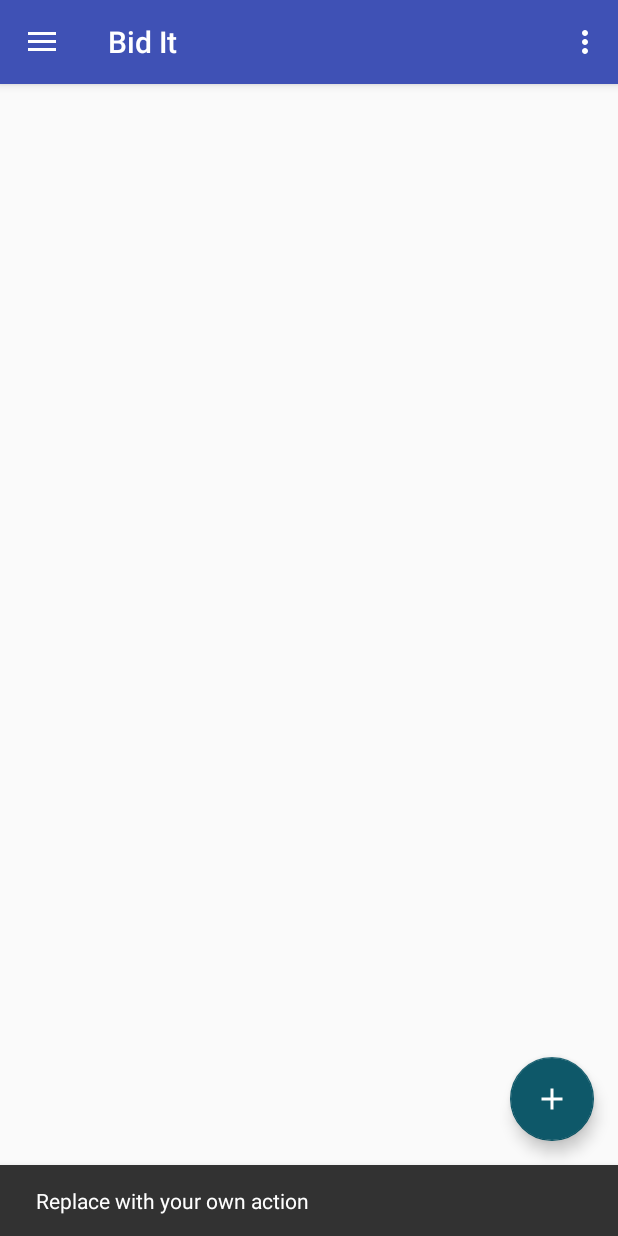
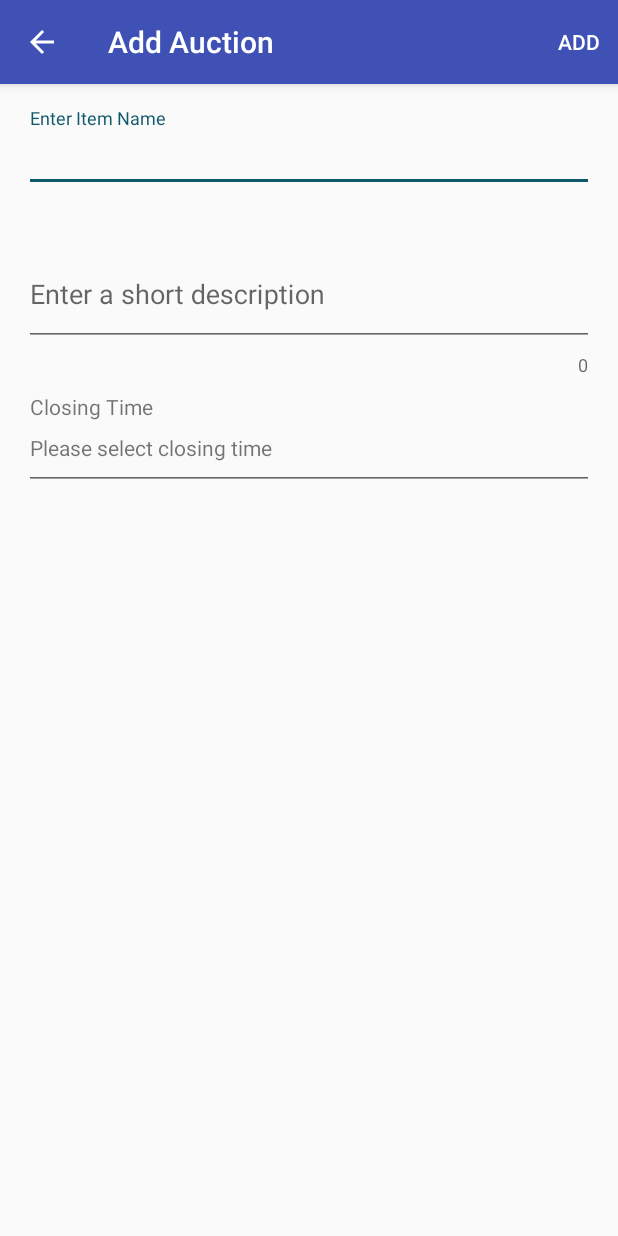
Before and after one commit to syedtalha/standalone-android-auction-app, an Android app: the MainActivity screen opened directly, with no data from a screen before it, after a tap on an icon or button, on a phone screen of 412 x 824 dp. Run offline under Robolectric (Android 15) with nearby library versions, the phone set to English and light mode, and no system bars; libraries missing offline, so code that uses them is left out: com.kunzisoft.switchdatetime; 1 statement that could not run was skipped.

```diff
--- a/BidIt/app/build.gradle
+++ b/BidIt/app/build.gradle
@@ -29,6 +29,7 @@ dependencies {
 
     compile 'com.android.support:appcompat-v7:24.2.1'
     compile 'joda-time:joda-time:2.9.4'
+    compile 'com.github.Kunzisoft:Android-SwitchDateTimePicker:v1.0-rc.2'
     compile 'com.android.support:design:24.2.1'
     testCompile 'junit:junit:4.12'
 }
--- /dev/null
+++ b/BidIt/app/src/main/java/com/talhasyed/bidit/controller/AddItemActivity.java
@@ -0,0 +1,166 @@
+package com.talhasyed.bidit.controller;
+
+import android.os.Bundle;
+import android.support.design.widget.TextInputLayout;
+import android.support.v7.app.AppCompatActivity;
+import android.text.TextUtils;
+import android.view.Menu;
+import android.view.MenuItem;
+import android.view.View;
+import android.widget.EditText;
+import android.widget.TextView;
+import android.widget.Toast;
+
+import com.kunzisoft.switchdatetime.SwitchDateTimeDialogFragment;
+import com.talhasyed.bidit.R;
+import com.talhasyed.bidit.model.ListingModel;
+import com.talhasyed.bidit.storage.ListingCRUD;
+import com.talhasyed.bidit.textwatcher.SelfClearingEditTextWatcher;
+
+import org.joda.time.DateTime;
+import org.joda.time.DateTimeZone;
+import org.joda.time.format.DateTimeFormat;
+
+import java.util.Date;
+import java.util.Locale;
+
+public class AddItemActivity extends AppCompatActivity {
+    private DateTime closingTimeSet;
+    private TextView tvClosingTime;
+    private EditText etName, etDesc;
+    private TextInputLayout tilName, tilDesc;
+    private ListingCRUD listingCRUD;
+
+    @Override
+    protected void onCreate(Bundle savedInstanceState) {
+        super.onCreate(savedInstanceState);
+        setContentView(R.layout.activity_add_item);
+        tvClosingTime = (TextView) findViewById(R.id.textViewAddItemClosingTime);
+        etDesc = (EditText) findViewById(R.id.editTextAddItemDescription);
+        etName = (EditText) findViewById(R.id.editTextAddItemName);
+        tilDesc = (TextInputLayout) findViewById(R.id.textInputLayoutAddItemDescription);
+        tilName = (TextInputLayout) findViewById(R.id.textInputLayoutAddItemName);
+
+        etName.addTextChangedListener(new SelfClearingEditTextWatcher(tilName));
+        etDesc.addTextChangedListener(new SelfClearingEditTextWatcher(tilDesc));
+
+        listingCRUD = new ListingCRUD(getContentResolver());
+    }
+
+    public void launchTimePicker(View view) {
+        // Initialize
+        SwitchDateTimeDialogFragment dateTimeDialogFragment = SwitchDateTimeDialogFragment.newInstance(
+                getString(R.string.label_datetime_dialog),
+                getString(R.string.positive_button_datetime_picker),
+                getString(R.string.negative_button_datetime_picker)
+        );
+        if (closingTimeSet != null) {
+            dateTimeDialogFragment.setDay(closingTimeSet.getDayOfMonth());
+            dateTimeDialogFragment.setHour(closingTimeSet.hourOfDay().get());
+            dateTimeDialogFragment.setMinute(closingTimeSet.minuteOfHour().get());
+            dateTimeDialogFragment.setMonth(closingTimeSet.monthOfYear().get()-1);
+            dateTimeDialogFragment.setYear(closingTimeSet.getYear());
+        }
+        // Set listener
+        dateTimeDialogFragment.setOnButtonClickListener(new SwitchDateTimeDialogFragment.OnButtonClickListener() {
+            @Override
+            public void onPositiveButtonClick(Date date) {
+
+                closingTimeSet = new DateTime(date);
+                if (closingTimeSet.isBeforeNow()) {
+                    Toast.makeText(AddItemActivity.this, "Please select a closing time in the future", Toast.LENGTH_SHORT).show();
+                    closingTimeSet = null;
+                    tvClosingTime.setText("");
+                } else {
+                    tvClosingTime.setText(DateTimeFormat.longDateTime().withLocale(Locale.getDefault()).withZone(DateTimeZone.getDefault()).print(closingTimeSet));
+                }
+                // Date is get on positive button click
+                // Do something
+            }
+
+            @Override
+            public void onNegativeButtonClick(Date date) {
+                tvClosingTime.setText("");
+                closingTimeSet = null;
+                // Date is get on negative button click
+            }
+        });
+        // Show
+        dateTimeDialogFragment.show(getSupportFragmentManager(), "dialog_time");
+    }
+
+    @Override
+    public boolean onCreateOptionsMenu(Menu menu) {
+        getMenuInflater().inflate(R.menu.add_item, menu);
+        return true;
+    }
+
+    @Override
+    public boolean onOptionsItemSelected(MenuItem item) {
+        int id = item.getItemId();
+
+        //noinspection SimplifiableIfStatement
+        if (id == R.id.action_add) {
+            if (saveEntry()) {
+                finish();
+                return true;
+            } else {
+                return false;
+            }
+        }
+
+        return super.onOptionsItemSelected(item);
+    }
+
+    private boolean saveEntry() {
+        ListingModel listing = collectAndValidate();
+        if (listing == null) {
+            return false;
+        } else {
+            if (listingCRUD.insert(listing) == null) {
+                Toast.makeText(this, "Error Inserting into DB", Toast.LENGTH_SHORT).show();
+                return false;
+            } else {
+                return true;
+            }
+
+        }
+    }
+
+    private ListingModel collectAndValidate() {
+        ListingModel model = new ListingModel();
+        if (TextUtils.isEmpty(etName.getText())) {
+            tilName.setErrorEnabled(true);
+            tilName.setError(getString(R.string.error_field_required));
+            etName.requestFocus();
+            return null;
+        } else {
+            model.setName(etName.getText().toString().trim());
+        }
+
+
+        if (TextUtils.isEmpty(etDesc.getText())) {
+            tilDesc.setErrorEnabled(true);
+            tilDesc.setError(getString(R.string.error_field_required));
+            etDesc.requestFocus();
+            return null;
+        } else {
+            model.setName(etDesc.getText().toString().trim());
+        }
+        if (closingTimeSet == null) {
+            Toast.makeText(this, "Please select a closing time", Toast.LENGTH_SHORT).show();
+            return null;
+        } else {
+            if (closingTimeSet.isBeforeNow()) {
+                Toast.makeText(AddItemActivity.this, "Please select a closing time in the future", Toast.LENGTH_SHORT).show();
+                tvClosingTime.setText("");
+                return null;
+            } else {
+                model.setClosingDate(closingTimeSet);
+            }
+        }
+        model.setStartDate(new DateTime());
+        return model;
+    }
+
+}
--- a/BidIt/app/src/main/java/com/talhasyed/bidit/controller/MainActivity.java
+++ b/BidIt/app/src/main/java/com/talhasyed/bidit/controller/MainActivity.java
@@ -4,7 +4,6 @@ import android.content.Intent;
 import android.os.Bundle;
 import android.support.design.widget.FloatingActionButton;
 import android.support.design.widget.NavigationView;
-import android.support.design.widget.Snackbar;
 import android.support.v4.app.LoaderManager;
 import android.support.v4.content.Loader;
 import android.support.v4.view.GravityCompat;
@@ -35,6 +34,32 @@ public class MainActivity extends AppCompatActivity
     @Override
     protected void onCreate(Bundle savedInstanceState) {
         super.onCreate(savedInstanceState);
+        setContentView(R.layout.activity_main);
+        Toolbar toolbar = (Toolbar) findViewById(R.id.toolbar);
+        setSupportActionBar(toolbar);
+        FloatingActionButton fab = (FloatingActionButton) findViewById(R.id.fab);
+        fab.setOnClickListener(new View.OnClickListener() {
+            @Override
+            public void onClick(View view) {
+//                Snackbar.make(view, "Replace with your own action", Snackbar.LENGTH_LONG)
+//                        .setAction("Action", null).show();
+                startActivity(new Intent(getBaseContext(), AddItemActivity.class));
+            }
+        });
+
+        DrawerLayout drawer = (DrawerLayout) findViewById(R.id.drawer_layout);
+        ActionBarDrawerToggle toggle = new ActionBarDrawerToggle(
+                this, drawer, toolbar, R.string.navigation_drawer_open, R.string.navigation_drawer_close);
+        drawer.setDrawerListener(toggle);
+        toggle.syncState();
+
+        NavigationView navigationView = (NavigationView) findViewById(R.id.nav_view);
+        navigationView.setNavigationItemSelectedListener(this);
+        tvName = (TextView) navigationView.getHeaderView(0).findViewById(R.id.textViewMainNavHeaderName);
+        tvUserName = (TextView) navigationView.getHeaderView(0).findViewById(R.id.textViewMainNavHeaderUsername);
+
+
+
 
         userCRUD = new UserCRUD(getContentResolver());
         loggedInUserId = Authentication.getLoggedInUserId(getBaseContext());
@@ -50,29 +75,6 @@ public class MainActivity extends AppCompatActivity
             }
         }
 
-        setContentView(R.layout.activity_main);
-        Toolbar toolbar = (Toolbar) findViewById(R.id.toolbar);
-        setSupportActionBar(toolbar);
-
-        FloatingActionButton fab = (FloatingActionButton) findViewById(R.id.fab);
-        fab.setOnClickListener(new View.OnClickListener() {
-            @Override
-            public void onClick(View view) {
-                Snackbar.make(view, "Replace with your own action", Snackbar.LENGTH_LONG)
-                        .setAction("Action", null).show();
-            }
-        });
-
-        DrawerLayout drawer = (DrawerLayout) findViewById(R.id.drawer_layout);
-        ActionBarDrawerToggle toggle = new ActionBarDrawerToggle(
-                this, drawer, toolbar, R.string.navigation_drawer_open, R.string.navigation_drawer_close);
-        drawer.setDrawerListener(toggle);
-        toggle.syncState();
-
-        NavigationView navigationView = (NavigationView) findViewById(R.id.nav_view);
-        navigationView.setNavigationItemSelectedListener(this);
-        tvName = (TextView) navigationView.getHeaderView(0).findViewById(R.id.textViewMainNavHeaderName);
-        tvUserName = (TextView) navigationView.getHeaderView(0).findViewById(R.id.textViewMainNavHeaderUsername);
 
 
         if (loggedInUser != null) {
@@ -107,9 +109,9 @@ public class MainActivity extends AppCompatActivity
         int id = item.getItemId();
 
         //noinspection SimplifiableIfStatement
-        if (id == R.id.action_settings) {
-            return true;
-        }
+//        if (id == R.id.action_settings) {
+//            return true;
+//        }
 
         return super.onOptionsItemSelected(item);
     }
--- /dev/null
+++ b/BidIt/app/src/main/res/layout/activity_add_item.xml
@@ -0,0 +1,88 @@
+<?xml version="1.0" encoding="utf-8"?>
+<RelativeLayout xmlns:android="http://schemas.android.com/apk/res/android"
+    xmlns:app="http://schemas.android.com/apk/res-auto"
+    xmlns:tools="http://schemas.android.com/tools"
+    android:id="@+id/activity_add_item"
+    android:layout_width="match_parent"
+    android:layout_height="match_parent"
+    android:paddingBottom="@dimen/activity_vertical_margin"
+    android:paddingLeft="@dimen/activity_horizontal_margin"
+    android:paddingRight="@dimen/activity_horizontal_margin"
+    android:paddingTop="@dimen/activity_vertical_margin"
+    tools:context="com.talhasyed.bidit.controller.AddItemActivity">
+
+
+    <ScrollView
+        android:layout_width="match_parent"
+        android:layout_height="match_parent">
+
+        <LinearLayout
+            android:layout_width="match_parent"
+            android:layout_height="wrap_content"
+            android:orientation="vertical">
+
+            <android.support.design.widget.TextInputLayout
+                android:id="@+id/textInputLayoutAddItemName"
+                android:layout_width="match_parent"
+                android:layout_height="wrap_content"
+                android:layout_marginBottom="25dp">
+
+                <EditText
+                    android:id="@+id/editTextAddItemName"
+                    android:layout_width="match_parent"
+                    android:layout_height="wrap_content"
+                    android:hint="Enter Item Name"
+                    android:inputType="textPersonName"
+                    android:maxLength="20"
+                    android:maxLines="1" />
+
+            </android.support.design.widget.TextInputLayout>
+
+
+            <android.support.design.widget.TextInputLayout
+                android:id="@+id/textInputLayoutAddItemDescription"
+                android:layout_width="match_parent"
+                android:layout_height="wrap_content"
+                app:counterEnabled="true">
+
+                <EditText
+                    android:id="@+id/editTextAddItemDescription"
+                    android:layout_width="match_parent"
+                    android:layout_height="wrap_content"
+                    android:hint="Enter a short description"
+                    android:inputType="textMultiLine"
+                    android:lines="2"
+                    android:maxLength="200" />
+
+            </android.support.design.widget.TextInputLayout>
+
+
+            <LinearLayout
+                style="@android:style/Widget.EditText"
+                android:paddingLeft="4dp"
+                android:onClick="launchTimePicker"
+                android:orientation="vertical"
+                android:layout_width="match_parent"
+                android:layout_height="wrap_content">
+                <TextView
+                    android:labelFor="@+id/textViewAddItemClosingTime"
+                    android:text="Closing Time"
+                    android:layout_width="wrap_content"
+                    android:layout_height="wrap_content" />
+
+                <TextView
+                    android:paddingTop="8dp"
+                    android:paddingBottom="8dp"
+
+                    android:text="Please select closing time"
+                    android:id="@+id/textViewAddItemClosingTime"
+                    tools:text="9:50 PM Today"
+                    android:layout_width="wrap_content"
+                    android:layout_height="wrap_content" />
+            </LinearLayout>
+
+
+        </LinearLayout>
+    </ScrollView>
+
+</RelativeLayout>
--- /dev/null
+++ b/BidIt/app/src/main/res/menu/add_item.xml
@@ -0,0 +1,8 @@
+<?xml version="1.0" encoding="utf-8"?>
+<menu xmlns:android="http://schemas.android.com/apk/res/android"
+    xmlns:app="http://schemas.android.com/apk/res-auto">
+    <item
+    android:id="@+id/action_add"
+    android:title="ADD"
+    app:showAsAction="always" />
+</menu>
--- a/BidIt/app/src/main/res/menu/main.xml
+++ b/BidIt/app/src/main/res/menu/main.xml
@@ -1,9 +1,8 @@
 <?xml version="1.0" encoding="utf-8"?>
-<menu xmlns:android="http://schemas.android.com/apk/res/android"
-    xmlns:app="http://schemas.android.com/apk/res-auto">
-    <item
-        android:id="@+id/action_settings"
-        android:orderInCategory="100"
-        android:title="@string/action_settings"
-        app:showAsAction="never" />
+<menu>
+    <!--<item-->
+    <!--android:id="@+id/action_settings"-->
+    <!--android:orderInCategory="100"-->
+    <!--android:title="@string/action_settings"-->
+    <!--app:showAsAction="never" />-->
 </menu>
--- a/BidIt/app/src/main/res/values/strings.xml
+++ b/BidIt/app/src/main/res/values/strings.xml
@@ -1,5 +1,5 @@
 <resources>
-    <string name="app_name">BidIt</string>
+    <string name="app_name">Bid It</string>
     <string name="title_activity_login">Sign in</string>
 
     <!-- Strings related to login -->
@@ -13,6 +13,7 @@
     <string name="error_incorrect_password">This password is incorrect</string>
     <string name="error_field_required">This field is required</string>
     <string name="title_activity_main">Bid It</string>
+    <string name="title_activity_add_item">Add Auction</string>
 
     <string name="navigation_drawer_open">Open navigation drawer</string>
     <string name="navigation_drawer_close">Close navigation drawer</string>
--- a/BidIt/build.gradle
+++ b/BidIt/build.gradle
@@ -15,6 +15,9 @@ buildscript {
 allprojects {
     repositories {
         jcenter()
+        maven {
+            url "https://jitpack.io"
+        }
     }
 }
 
```
Also changed, not shown: BidIt/app/src/main/AndroidManifest.xml (+11 -4 lines), BidIt/app/src/main/java/com/talhasyed/bidit/storage/ListingCRUD.java (added, +70 -0 lines).
